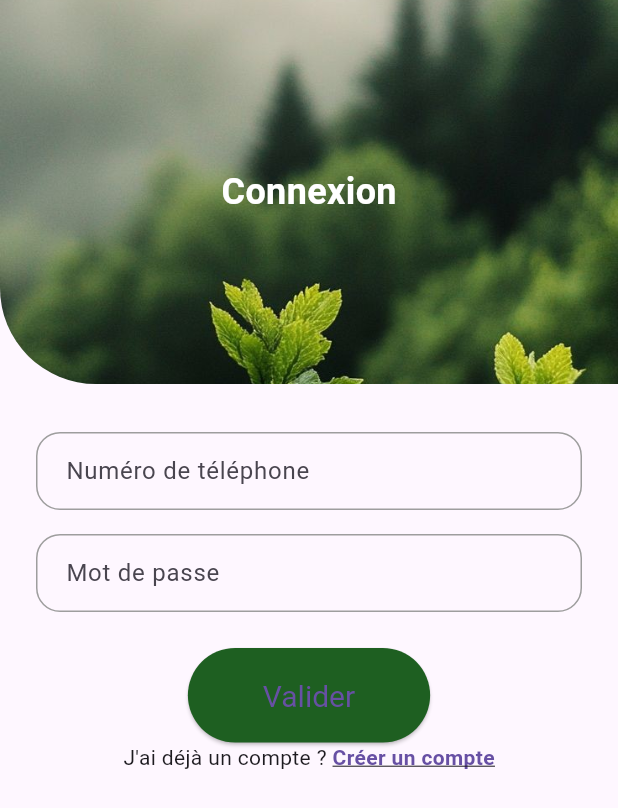
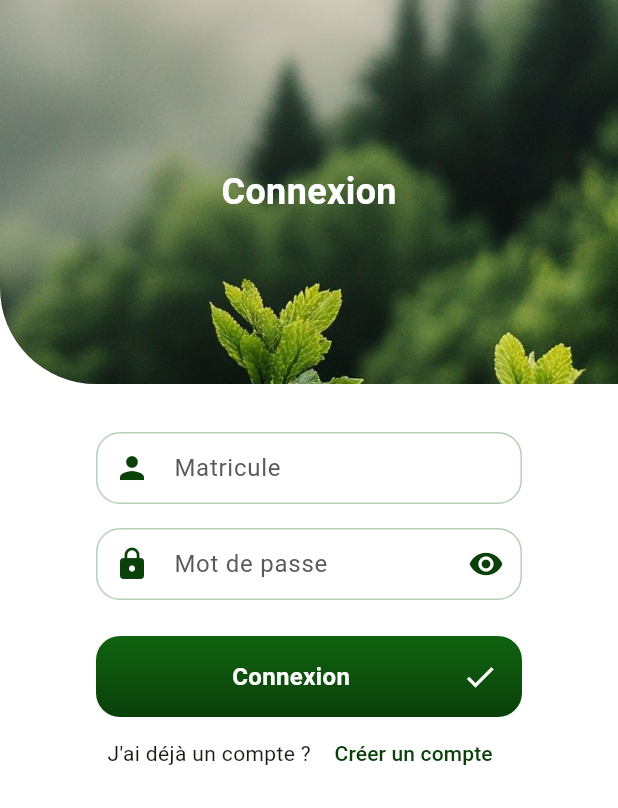
Before and after one commit to yohan387/ecofier-viz, a Flutter app: the screen it shows after launch, on a phone screen of 412 x 824 dp. Shown: the top 808 px of the screen. Run offline on Flutter 3.47's test engine with Material 3 defaults, Android fonts, the phone set to English and light mode, and no system bars.

Commit message:
Stable Point

```diff
--- /dev/null
+++ b/lib/core/constants.dart
@@ -0,0 +1,19 @@
+import 'package:flutter/material.dart';
+
+class AppColors {
+  static const Color black = Colors.black;
+  static const Color green1 = Color(0xFF0A400A);
+  static const Color green2 = Color.fromARGB(255, 17, 99, 17);
+  static const Color green3 = Color.fromARGB(255, 181, 209, 181);
+  static const Color white = Colors.white;
+  static const Color grey = Color.fromARGB(255, 90, 89, 88);
+  static const Color red = Color(0xFFE7140C);
+  static const Color transparent = Colors.transparent;
+}
+
+class AppIcons {
+  static const avatar = Icon(Icons.person, color: AppColors.green1);
+  static const lock = Icon(Icons.lock, color: AppColors.green1);
+  static const closedEye = Icon(Icons.visibility, color: AppColors.green1);
+  static const openedEye = Icon(Icons.visibility_off, color: AppColors.green1);
+}
--- /dev/null
+++ b/lib/core/theme.dart
@@ -0,0 +1,106 @@
+import 'package:ecofier_viz/core/constants.dart';
+import 'package:flutter/material.dart';
+
+class AppTheme {
+  static ThemeData get lightTheme => ThemeData(
+        useMaterial3: true,
+        colorScheme: ColorScheme.fromSeed(
+          seedColor: Colors.green,
+
+          // ···
+          brightness: Brightness.light,
+        ),
+        primaryColor: AppColors.green1,
+        primarySwatch: Colors.green,
+        scaffoldBackgroundColor: AppColors.white,
+        appBarTheme: const AppBarTheme(
+          color: AppColors.white,
+          iconTheme: IconThemeData(color: AppColors.green1),
+          titleTextStyle: TextStyle(
+            color: AppColors.green1,
+            fontSize: 20,
+            fontWeight: FontWeight.bold,
+          ),
+        ),
+        textTheme: const TextTheme(),
+        buttonTheme: const ButtonThemeData(
+          buttonColor: AppColors.green1,
+          textTheme: ButtonTextTheme.primary,
+        ),
+        inputDecorationTheme: InputDecorationTheme(
+          filled: true,
+          fillColor: AppColors.white,
+          contentPadding: const EdgeInsets.symmetric(
+            vertical: 8,
+            horizontal: 8,
+          ),
+          disabledBorder: OutlineInputBorder(
+            borderSide: const BorderSide(
+              width: 1,
+              color: AppColors.grey,
+            ),
+            borderRadius: BorderRadius.circular(16),
+          ),
+          enabledBorder: OutlineInputBorder(
+            borderSide: const BorderSide(
+              width: 1,
+              color: AppColors.green3,
+            ),
+            borderRadius: BorderRadius.circular(16),
+          ),
+          focusedBorder: OutlineInputBorder(
+            borderSide: const BorderSide(
+              width: 1,
+              color: AppColors.green1,
+            ),
+            borderRadius: BorderRadius.circular(16),
+          ),
+          errorBorder: OutlineInputBorder(
+            borderSide: const BorderSide(
+              width: 1,
+              color: AppColors.red,
+            ),
+            borderRadius: BorderRadius.circular(16),
+          ),
+          focusedErrorBorder: OutlineInputBorder(
+            borderSide: const BorderSide(
+              width: 1,
+              color: AppColors.red,
+            ),
+            borderRadius: BorderRadius.circular(16),
+          ),
+          labelStyle: const TextStyle(
+            color: AppColors.grey,
+          ),
+          hintStyle: const TextStyle(
+            color: AppColors.grey,
+            fontSize: 12,
+          ),
+        ),
+        checkboxTheme: CheckboxThemeData(
+          fillColor: WidgetStateProperty.resolveWith<Color>((states) {
+            if (states.contains(WidgetState.selected)) {
+              return AppColors.green1;
+            }
+            return AppColors.transparent;
+          }),
+          checkColor: WidgetStateProperty.all<Color>(Colors.white),
+          shape: RoundedRectangleBorder(
+            borderRadius: BorderRadius.circular(4),
+          ),
+          side: const BorderSide(
+            color: AppColors.grey,
+            width: 1.5,
+          ),
+        ),
+        elevatedButtonTheme: ElevatedButtonThemeData(
+          style: ButtonStyle(
+            shape: WidgetStateProperty.all(
+              RoundedRectangleBorder(
+                borderRadius: BorderRadius.circular(16),
+              ),
+            ),
+          ),
+        ),
+      );
+}
--- /dev/null
+++ b/lib/core/widgets/buttons.dart
@@ -0,0 +1,57 @@
+import 'package:ecofier_viz/core/constants.dart';
+import 'package:flutter/material.dart';
+
+class AppButton extends StatelessWidget {
+  final String title;
+  final Widget icon;
+  final double? width;
+  final VoidCallback? onTap;
+
+  const AppButton({
+    super.key,
+    required this.title,
+    required this.icon,
+    required this.onTap,
+    this.width,
+  });
+
+  @override
+  Widget build(BuildContext context) {
+    return GestureDetector(
+      onTap: onTap,
+      child: Container(
+        width: width,
+        height: 54,
+        padding: const EdgeInsetsDirectional.symmetric(horizontal: 16),
+        decoration: BoxDecoration(
+          color: AppColors.green1,
+          gradient: const LinearGradient(
+            begin: Alignment.bottomCenter,
+            end: Alignment.topCenter,
+            colors: [AppColors.green1, AppColors.green2],
+          ),
+          borderRadius: BorderRadius.circular(16),
+        ),
+        child: Row(
+          mainAxisAlignment: MainAxisAlignment.spaceBetween,
+          mainAxisSize: MainAxisSize.min,
+          children: [
+            Expanded(
+              child: Center(
+                child: Text(
+                  title,
+                  style: const TextStyle(
+                    color: Colors.white,
+                    fontWeight: FontWeight.bold,
+                    fontSize: 16,
+                  ),
+                ),
+              ),
+            ),
+            icon
+          ],
+        ),
+      ),
+    );
+  }
+}
--- a/lib/features/authentication/presentation/screens/auth_screen.dart
+++ b/lib/features/authentication/presentation/screens/auth_screen.dart
@@ -1,8 +1,18 @@
+import 'package:ecofier_viz/core/constants.dart';
+import 'package:ecofier_viz/core/widgets/buttons.dart';
 import 'package:ecofier_viz/features/authentication/presentation/widgets/inputs.dart';
 import 'package:flutter/material.dart';
 
-class AuthScreen extends StatelessWidget {
+class AuthScreen extends StatefulWidget {
   const AuthScreen({super.key});
+
+  @override
+  State<AuthScreen> createState() => _AuthScreenState();
+}
+
+class _AuthScreenState extends State<AuthScreen> {
+  final _usernameController = TextEditingController();
+  final _passwordController = TextEditingController();
 
   @override
   Widget build(BuildContext context) {
@@ -50,27 +60,33 @@ class AuthScreen extends StatelessWidget {
                 children: [
                   const SizedBox(height: 32),
                   // Champ numéro de téléphone
-                  const PhoneInput(),
+                  AppTextInput(
+                    isReadOnly: false,
+                    controller: _usernameController,
+                    labelText: "Matricule",
+                    // description: "Veuillez saisir votre matricule",
+                    width: 284,
+                    prefixIcon: AppIcons.avatar,
+                    validator: (p0) {},
+                  ),
                   const SizedBox(height: 16),
-                  // Champ mot de passe
-                  const PasswordInput(),
+                  AppPasswordInput(
+                    controller: _passwordController,
+                    labelText: "Mot de passe",
+                    // description: "Veuillez saisir votre mot de passe",
+                    width: 284,
+                    validatePassword: (p0) {},
+                  ),
                   const SizedBox(height: 24),
                   // Bouton de validation
-                  ElevatedButton(
-                    onPressed: () {},
-                    child: const Text('Valider'),
-                    style: ElevatedButton.styleFrom(
-                      backgroundColor: const Color.fromARGB(
-                          255, 30, 95, 33), // background color
-                      shape: RoundedRectangleBorder(
-                        borderRadius: BorderRadius.circular(44), // custom shape
-                      ),
-                      padding: EdgeInsets.symmetric(
-                          horizontal: 50, vertical: 20), // custom padding
-                      textStyle: TextStyle(
-                        fontSize: 20, // text size
-                      ),
+                  AppButton(
+                    width: 284,
+                    title: "Connexion",
+                    icon: const Icon(
+                      Icons.done,
+                      color: Colors.white,
                     ),
+                    onTap: () {},
                   ),
 
                   // Texte bas de page
@@ -78,16 +94,12 @@ class AuthScreen extends StatelessWidget {
                     mainAxisAlignment: MainAxisAlignment.center,
                     children: [
                       const Text("J'ai déjà un compte ? "),
-                      GestureDetector(
-                        onTap: () {
-                          // Action pour créer un compte
-                        },
-                        child: Text(
+                      TextButton(
+                        onPressed: () {},
+                        child: const Text(
                           'Créer un compte',
                           style: TextStyle(
-                            color: Theme.of(context).colorScheme.primary,
-                            fontWeight: FontWeight.bold,
-                            decoration: TextDecoration.underline,
+                            color: AppColors.green1,
                           ),
                         ),
                       ),
--- a/lib/features/authentication/presentation/widgets/inputs.dart
+++ b/lib/features/authentication/presentation/widgets/inputs.dart
@@ -1,107 +1,122 @@
+import 'package:ecofier_viz/core/constants.dart';
 import 'package:flutter/material.dart';
 
-// Style commun pour tous les champs
-final _inputDecoration = InputDecoration(
-  border: OutlineInputBorder(
-    borderRadius: BorderRadius.circular(16),
-  ),
-  enabledBorder: OutlineInputBorder(
-    borderRadius: BorderRadius.circular(16),
-    borderSide: const BorderSide(color: Colors.grey),
-  ),
-  focusedBorder: OutlineInputBorder(
-    borderRadius: BorderRadius.circular(16),
-    borderSide: BorderSide(color: Colors.blue.shade700, width: 2),
-  ),
-  contentPadding: const EdgeInsets.symmetric(horizontal: 16, vertical: 14),
-);
-
-class TextInput extends StatelessWidget {
-  final String label;
-  final TextEditingController? controller;
+class AppTextInput extends StatelessWidget {
+  final TextEditingController controller;
+  final String? labelText;
+  final String? description;
+  final String? initialValue;
+  final double width;
+  final Icon? prefixIcon;
+  final bool isReadOnly;
+  final TextInputType? keyboardType;
   final String? Function(String?)? validator;
-  final bool enabled;
-  final TextInputType? keyboardType;
   final void Function(String)? onChanged;
 
-  const TextInput({
+  const AppTextInput({
     super.key,
-    required this.label,
-    this.controller,
+    required this.controller,
+    required this.labelText,
+    this.description,
+    this.width = 256,
+    this.prefixIcon,
     this.validator,
-    this.enabled = true,
+    required this.isReadOnly,
+    this.initialValue,
+    this.onChanged,
     this.keyboardType,
-    this.onChanged,
   });
 
   @override
   Widget build(BuildContext context) {
-    return TextFormField(
-      controller: controller,
-      validator: validator,
-      enabled: enabled,
-      keyboardType: keyboardType,
-      onChanged: onChanged,
-      decoration: _inputDecoration.copyWith(labelText: label),
+    return Column(
+      mainAxisSize: MainAxisSize.min,
+      crossAxisAlignment: CrossAxisAlignment.start,
+      children: [
+        if (description != null)
+          Padding(
+            padding: const EdgeInsets.symmetric(horizontal: 8),
+            child: Text(description!),
+          ),
+        SizedBox(
+          width: width,
+          child: TextFormField(
+            onChanged: onChanged,
+            initialValue: initialValue,
+            readOnly: isReadOnly,
+            controller: controller,
+            validator: validator,
+            autovalidateMode: AutovalidateMode.onUserInteraction,
+            textInputAction: TextInputAction.next,
+            keyboardType: keyboardType,
+            decoration: const InputDecoration().copyWith(
+              prefixIcon: prefixIcon,
+              hintText: labelText,
+              labelText: labelText,
+            ),
+          ),
+        ),
+      ],
     );
   }
 }
 
-class PhoneInput extends StatelessWidget {
-  final String label;
-  final TextEditingController? controller;
-  final String? Function(String?)? validator;
-  final bool enabled;
-  final void Function(String)? onChanged;
+class AppPasswordInput extends StatefulWidget {
+  final TextEditingController controller;
+  final String? labelText;
+  final String? description;
+  final double width;
+  final String? Function(String?)? validatePassword;
 
-  const PhoneInput({
+  const AppPasswordInput({
     super.key,
-    this.label = 'Numéro de téléphone',
-    this.controller,
-    this.validator,
-    this.enabled = true,
-    this.onChanged,
+    required this.controller,
+    required this.labelText,
+    this.description,
+    this.width = 256,
+    this.validatePassword,
   });
 
   @override
+  State<AppPasswordInput> createState() => _AppPasswordInputState();
+}
+
+class _AppPasswordInputState extends State<AppPasswordInput> {
+  bool _obscureText = true;
+  @override
   Widget build(BuildContext context) {
-    return TextFormField(
-      controller: controller,
-      validator: validator,
-      enabled: enabled,
-      keyboardType: TextInputType.phone,
-      onChanged: onChanged,
-      decoration: _inputDecoration.copyWith(labelText: label),
+    return Column(
+      mainAxisSize: MainAxisSize.min,
+      crossAxisAlignment: CrossAxisAlignment.start,
+      children: [
+        if (widget.description != null)
+          Padding(
+            padding: const EdgeInsets.symmetric(horizontal: 8),
+            child: Text(widget.description!),
+          ),
+        SizedBox(
+          width: widget.width,
+          child: TextFormField(
+            controller: widget.controller,
+            obscureText: _obscureText,
+            validator: widget.validatePassword,
+            textInputAction: TextInputAction.done,
+            decoration: const InputDecoration().copyWith(
+              prefixIcon: AppIcons.lock,
+              suffixIcon: GestureDetector(
+                onTap: () {
+                  setState(() {
+                    _obscureText = !_obscureText;
+                  });
+                },
+                child: _obscureText ? AppIcons.closedEye : AppIcons.openedEye,
+              ),
+              hintText: widget.labelText,
+              labelText: widget.labelText,
+            ),
+          ),
+        ),
+      ],
     );
   }
 }
-
-class PasswordInput extends StatelessWidget {
-  final String label;
-  final TextEditingController? controller;
-  final String? Function(String?)? validator;
-  final bool enabled;
-  final void Function(String)? onChanged;
-
-  const PasswordInput({
-    super.key,
-    this.label = 'Mot de passe',
-    this.controller,
-    this.validator,
-    this.enabled = true,
-    this.onChanged,
-  });
-
-  @override
-  Widget build(BuildContext context) {
-    return TextFormField(
-      controller: controller,
-      validator: validator,
-      enabled: enabled,
-      obscureText: true,
-      keyboardType: TextInputType.text,
-      onChanged: onChanged,
-      decoration: _inputDecoration.copyWith(labelText: label),
-    );
-  }
-}
--- a/lib/main.dart
+++ b/lib/main.dart
@@ -1,3 +1,4 @@
+import 'package:ecofier_viz/core/theme.dart';
 import 'package:ecofier_viz/features/authentication/presentation/screens/auth_screen.dart';
 import 'package:flutter/material.dart';
 
@@ -10,9 +11,10 @@ class MainApp extends StatelessWidget {
 
   @override
   Widget build(BuildContext context) {
-    return const MaterialApp(
+    return MaterialApp(
       debugShowCheckedModeBanner: false,
-      home: AuthScreen(),
+      theme: AppTheme.lightTheme,
+      home: const AuthScreen(),
     );
   }
 }
```
